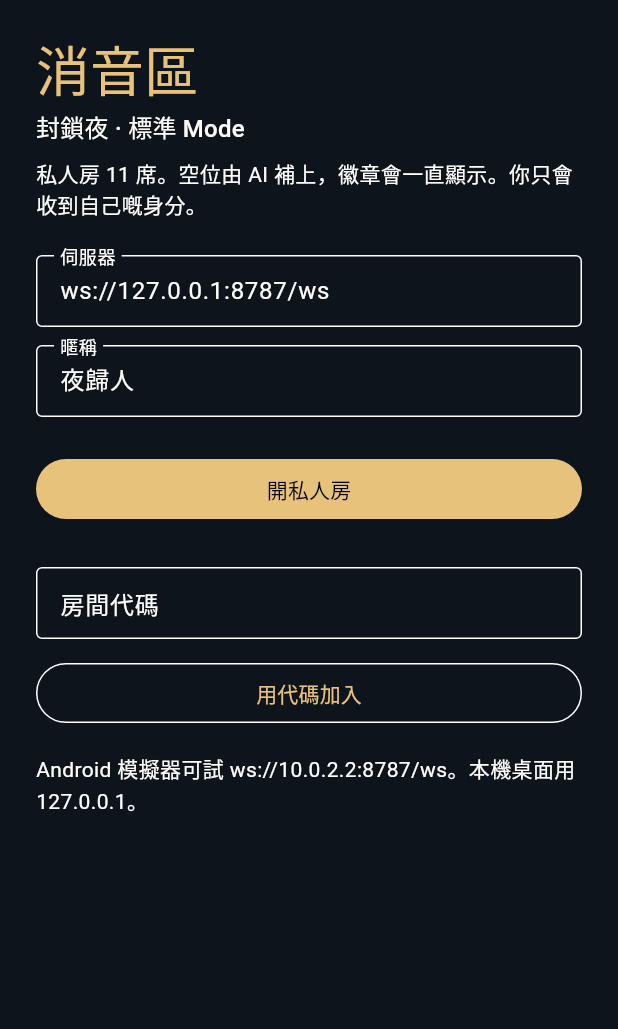
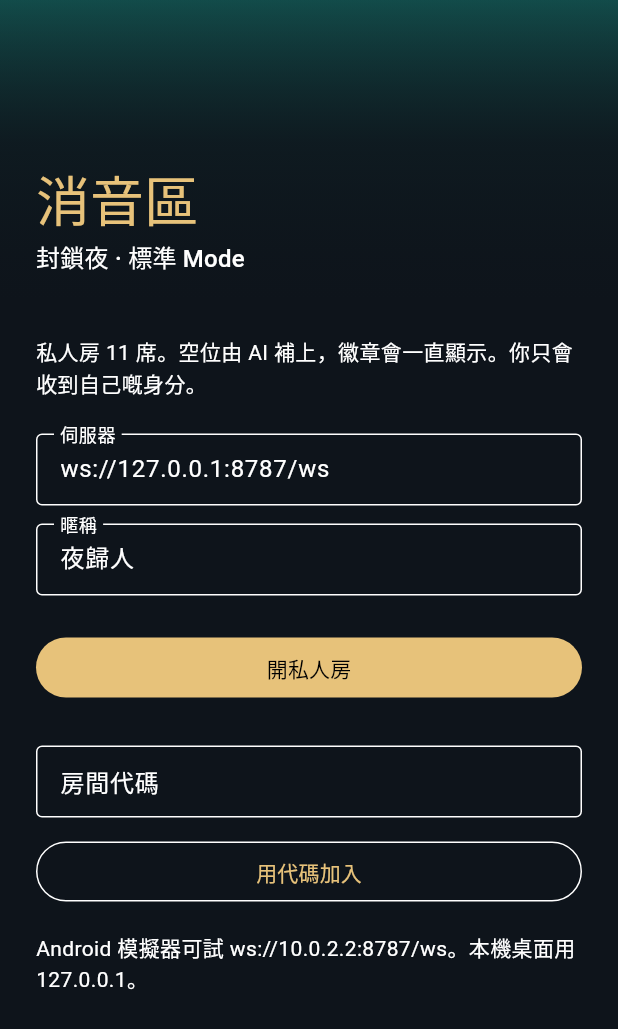
Before and after one commit to martinleesk/quiet-zone, a Flutter app: the screen it shows after launch, on a phone screen of 412 x 824 dp. Shown: the top 1029 px of the screen. Run offline on Flutter 3.47's test engine with Material 3 defaults, Android fonts, the phone set to English and light mode, and no system bars.

Commit message:
Reserve Quiet Zone art slots without shipping bitmaps.
Home, lobby, day, and night use scrimmed phase washes, and private role reveal uses faction-color circles until stylized 3D busts land for warrant and silencer.

Co-authored-by: martinleesk <martinleesk@users.noreply.github.com>

```diff
--- /dev/null
+++ b/apps/mobile/lib/src/art.dart
@@ -0,0 +1,243 @@
+import "package:flutter/material.dart";
+
+import "protocol.dart";
+
+/// Original art slots for the Flutter client.
+///
+/// The 2D painterly pack is not shipped. Drop stylized 3D renders (women and
+/// men) on the paths below, register them in pubspec.yaml, then set [installed].
+class ArtCatalog {
+  const ArtCatalog._();
+
+  /// Flip together with the pubspec `assets:` block. See ART.md.
+  static final bool installed = false;
+
+  static const warrant = "assets/art/roles/warrant.jpg";
+  static const silencer = "assets/art/roles/silencer.jpg";
+  static const dayTalk = "assets/art/scenes/day_talk.jpg";
+  static const night = "assets/art/scenes/night.jpg";
+  static const styleBoard = "assets/art/ref/style-board.jpg";
+
+  /// Every reserved file. The style board is reference only and is not drawn.
+  static const reservedFiles = <String>[
+    warrant,
+    silencer,
+    dayTalk,
+    night,
+    styleBoard,
+  ];
+
+  /// RoleId → bust. Only 孤證客 and 消音手 have a slot in this pack.
+  static const roleBusts = <String, String>{
+    "warrant": warrant,
+    "silencer": silencer,
+  };
+
+  static const lighthouse = Color(0xFF3ECFBF);
+  static const silence = Color(0xFF8B78E6);
+  static const grey = Color(0xFFE7C27A);
+
+  static const dayGlow = Color(0xFF14615C);
+  static const nightGlow = Color(0xFF3A2266);
+  static const deep = Color(0xFF0E141B);
+
+  static const dayTone = SceneTone(glow: dayGlow, scenic: true);
+  static const nightTone = SceneTone(glow: nightGlow, scenic: true);
+  static const plainTone = SceneTone(glow: Color(0xFF17202A), scenic: false);
+
+  static String? bustFor(String roleId) {
+    if (!installed) return null;
+    return roleBusts[roleId];
+  }
+
+  /// File reserved for this phase, even while the pack is not installed.
+  static String? reservedScene(String phase) {
+    switch (phase) {
+      case "home":
+      case "lobby":
+      case "day_talk":
+      case "draft":
+        return dayTalk;
+      case "night":
+        return night;
+      default:
+        return null;
+    }
+  }
+
+  static String? sceneFor(String phase) => installed ? reservedScene(phase) : null;
+
+  static SceneTone toneFor(String phase) {
+    switch (phase) {
+      case "night":
+        return nightTone;
+      case "home":
+      case "lobby":
+      case "day_talk":
+      case "draft":
+        return dayTone;
+      default:
+        return plainTone;
+    }
+  }
+
+  static bool showsBackdrop(String phase) => toneFor(phase).scenic;
+
+  static Color factionColor(String faction) {
+    switch (faction) {
+      case "lighthouse":
+        return lighthouse;
+      case "silence":
+        return silence;
+      case "grey":
+        return grey;
+      default:
+        return const Color(0xFF8AA0B4);
+    }
+  }
+}
+
+class SceneTone {
+  const SceneTone({required this.glow, required this.scenic});
+
+  final Color glow;
+  final bool scenic;
+}
+
+/// Phase wash, optional scene bitmap, then a dark scrim so type stays readable.
+class SceneBackdrop extends StatelessWidget {
+  const SceneBackdrop.fill({
+    super.key,
+    required this.phase,
+    required this.child,
+  }) : height = null;
+
+  const SceneBackdrop.banner({
+    super.key,
+    required this.phase,
+    required this.child,
+    this.height = 200,
+  });
+
+  final String phase;
+  final Widget child;
+  final double? height;
+
+  @override
+  Widget build(BuildContext context) {
+    final asset = ArtCatalog.sceneFor(phase);
+    final tone = ArtCatalog.toneFor(phase);
+    final framed = KeyedSubtree(
+      key: Key("scene-$phase"),
+      child: Stack(
+        fit: StackFit.expand,
+        children: [
+          DecoratedBox(
+            decoration: BoxDecoration(
+              gradient: LinearGradient(
+                begin: Alignment.topCenter,
+                end: Alignment.bottomCenter,
+                colors: [tone.glow, ArtCatalog.deep],
+              ),
+            ),
+          ),
+          if (asset != null)
+            Image(
+              image: AssetImage(asset),
+              fit: BoxFit.cover,
+              alignment: Alignment.topCenter,
+              errorBuilder: (context, error, stackTrace) => const SizedBox.shrink(),
+            ),
+          DecoratedBox(
+            decoration: BoxDecoration(
+              gradient: LinearGradient(
+                begin: Alignment.topCenter,
+                end: Alignment.bottomCenter,
+                colors: [
+                  ArtCatalog.deep.withValues(
+                    alpha: asset == null ? 0.28 : 0.66,
+                  ),
+                  ArtCatalog.deep.withValues(
+                    alpha: asset == null ? 0.84 : 0.86,
+                  ),
+                  ArtCatalog.deep.withValues(alpha: 0.94),
+                ],
+                stops: const [0, 0.48, 1],
+              ),
+            ),
+          ),
+          height == null ? child : Align(alignment: Alignment.bottomLeft, child: child),
+        ],
+      ),
+    );
+    if (height == null) return SizedBox.expand(child: framed);
+    return SizedBox(height: height, width: double.infinity, child: framed);
+  }
+}
+
+/// Bust for warrant / silencer once the pack is installed; faction circle otherwise.
+class RolePortrait extends StatelessWidget {
+  const RolePortrait({super.key, required this.role});
+
+  final PrivateRole role;
+
+  @override
+  Widget build(BuildContext context) {
+    final asset = ArtCatalog.bustFor(role.id);
+    final placeholder = _PlaceholderPortrait(role: role);
+    if (asset == null) return placeholder;
+    return ClipRRect(
+      key: Key("role-bust:$asset"),
+      borderRadius: BorderRadius.circular(16),
+      child: SizedBox(
+        width: 84,
+        height: 108,
+        child: Image(
+          image: AssetImage(asset),
+          fit: BoxFit.cover,
+          alignment: Alignment.topCenter,
+          errorBuilder: (context, error, stackTrace) => placeholder,
+        ),
+      ),
+    );
+  }
+}
+
+class _PlaceholderPortrait extends StatelessWidget {
+  const _PlaceholderPortrait({required this.role});
+
+  final PrivateRole role;
+
+  @override
+  Widget build(BuildContext context) {
+    final color = ArtCatalog.factionColor(role.faction);
+    return Semantics(
+      label: role.name,
+      child: Container(
+        key: const Key("role-placeholder"),
+        width: 72,
+        height: 72,
+        alignment: Alignment.center,
+        decoration: BoxDecoration(
+          shape: BoxShape.circle,
+          color: color.withValues(alpha: 0.18),
+          border: Border.all(color: color, width: 2),
+        ),
+        child: Text(
+          _initial(role.name),
+          style: TextStyle(
+            color: color,
+            fontSize: 22,
+            fontWeight: FontWeight.w600,
+          ),
+        ),
+      ),
+    );
+  }
+}
+
+String _initial(String name) {
+  final runes = name.runes;
+  if (runes.isEmpty) return "?";
+  return String.fromCharCode(runes.first);
+}
--- a/apps/mobile/lib/src/home_page.dart
+++ b/apps/mobile/lib/src/home_page.dart
@@ -1,5 +1,6 @@
 import "package:flutter/material.dart";
 
+import "art.dart";
 import "game_controller.dart";
 
 class HomePage extends StatefulWidget {
@@ -29,13 +30,33 @@ class _HomePageState extends State<HomePage> {
     final controller = widget.controller;
     return Scaffold(
       body: SafeArea(
+        child: Column(
+          children: [
+            SceneBackdrop.banner(
+              phase: "home",
+              child: Padding(
+                padding: const EdgeInsets.fromLTRB(24, 12, 24, 16),
+                child: Column(
+                  crossAxisAlignment: CrossAxisAlignment.start,
+                  mainAxisSize: MainAxisSize.min,
+                  children: [
+                    Text(
+                      "消音區",
+                      style: Theme.of(context).textTheme.displaySmall?.copyWith(color: const Color(0xFFE7C27A)),
+                    ),
+                    const SizedBox(height: 4),
+                    Text(
+                      "封鎖夜 · 標準 Mode",
+                      style: Theme.of(context).textTheme.titleMedium,
+                    ),
+                  ],
+                ),
+              ),
+            ),
+            Expanded(
               child: ListView(
                 padding: const EdgeInsets.all(24),
                 children: [
-            Text("消音區", style: Theme.of(context).textTheme.displaySmall?.copyWith(color: const Color(0xFFE7C27A))),
-            const SizedBox(height: 4),
-            Text("封鎖夜 · 標準 Mode", style: Theme.of(context).textTheme.titleMedium),
-            const SizedBox(height: 8),
                   const Text("私人房 11 席。空位由 AI 補上，徽章會一直顯示。你只會收到自己嘅身分。"),
                   const SizedBox(height: 24),
                   TextField(
@@ -49,7 +70,11 @@ class _HomePageState extends State<HomePage> {
                     decoration: const InputDecoration(labelText: "暱稱"),
                   ),
                   const SizedBox(height: 12),
-            if (controller.error != null) Text(controller.error!, style: const TextStyle(color: Color(0xFFE07A7A))),
+                  if (controller.error != null)
+                    Text(
+                      controller.error!,
+                      style: const TextStyle(color: Color(0xFFE07A7A)),
+                    ),
                   const SizedBox(height: 12),
                   FilledButton(
                     onPressed: controller.busy ? null : () => controller.createRoom(_url.text, _name.text),
@@ -63,11 +88,22 @@ class _HomePageState extends State<HomePage> {
                   ),
                   const SizedBox(height: 12),
                   OutlinedButton(
-              onPressed: controller.busy ? null : () => controller.joinRoom(_url.text, _code.text, _name.text),
+                    onPressed: controller.busy
+                        ? null
+                        : () => controller.joinRoom(
+                              _url.text,
+                              _code.text,
+                              _name.text,
+                            ),
                     child: const Text("用代碼加入"),
                   ),
                   const SizedBox(height: 16),
-            const Text("Android 模擬器可試 ws://10.0.2.2:8787/ws。本機桌面用 127.0.0.1。"),
+                  const Text(
+                    "Android 模擬器可試 ws://10.0.2.2:8787/ws。本機桌面用 127.0.0.1。",
+                  ),
+                ],
+              ),
+            ),
           ],
         ),
       ),
```
Also changed, not shown: apps/mobile/lib/src/lobby_page.dart (+30 -7 lines), apps/mobile/lib/src/table_page.dart (+27 -3 lines), apps/mobile/pubspec.yaml (+7 -0 lines), 3 other files. Lines whose indentation alone changed are shown as unchanged.
